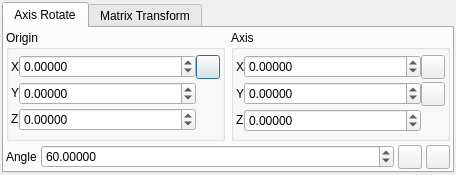
Above: src/gui/transform.ui from trisyoungs/aten before the change. Below: the same form after it.
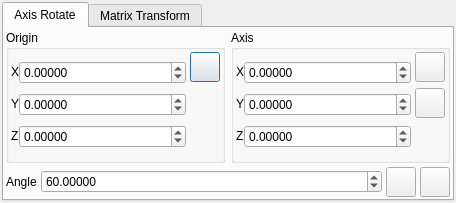
That is the form after the change. The open tabs and pages were chosen to show the change. Icons and pictures are not drawn.

```diff
--- a/src/gui/transform.ui
+++ b/src/gui/transform.ui
@@ -5,8 +5,8 @@
    <rect>
     <x>0</x>
     <y>0</y>
-    <width>294</width>
-    <height>175</height>
+    <width>360</width>
+    <height>203</height>
    </rect>
   </property>
   <property name="windowTitle" >
@@ -182,7 +182,17 @@
                 </property>
                </widget>
               </item>
-              <item row="0" column="2" >
+             </layout>
+            </item>
+            <item>
+             <layout class="QVBoxLayout" >
+              <property name="margin" >
+               <number>0</number>
+              </property>
+              <property name="spacing" >
+               <number>6</number>
+              </property>
+              <item>
                <widget class="QPushButton" name="RotateDefineOriginButton" >
                 <property name="sizePolicy" >
                  <sizepolicy>
@@ -194,14 +204,14 @@
                 </property>
                 <property name="minimumSize" >
                  <size>
-                  <width>24</width>
-                  <height>24</height>
+                  <width>30</width>
+                  <height>30</height>
                  </size>
                 </property>
                 <property name="maximumSize" >
                  <size>
-                  <width>24</width>
-                  <height>24</height>
+                  <width>30</width>
+                  <height>30</height>
                  </size>
                 </property>
                 <property name="toolTip" >
@@ -215,12 +225,25 @@
                 </property>
                 <property name="iconSize" >
                  <size>
-                  <width>20</width>
-                  <height>20</height>
+                  <width>24</width>
+                  <height>24</height>
                  </size>
                 </property>
                </widget>
               </item>
+              <item>
+               <spacer>
+                <property name="orientation" >
+                 <enum>Qt::Vertical</enum>
+                </property>
+                <property name="sizeHint" >
+                 <size>
+                  <width>20</width>
+                  <height>40</height>
+                 </size>
+                </property>
+               </spacer>
+              </item>
              </layout>
             </item>
            </layout>
@@ -365,7 +388,17 @@
                 </property>
                </widget>
               </item>
-              <item row="0" column="2" >
+             </layout>
+            </item>
+            <item>
+             <layout class="QVBoxLayout" >
+              <property name="margin" >
+               <number>0</number>
+              </property>
+              <property name="spacing" >
+               <number>6</number>
+              </property>
+              <item>
                <widget class="QPushButton" name="RotateDefineAxisButton" >
                 <property name="sizePolicy" >
                  <sizepolicy>
@@ -377,14 +410,14 @@
                 </property>
                 <property name="minimumSize" >
                  <size>
-                  <width>24</width>
-                  <height>24</height>
+                  <width>30</width>
+                  <height>30</height>
                  </size>
                 </property>
                 <property name="maximumSize" >
                  <size>
-                  <width>24</width>
-                  <height>24</height>
+                  <width>30</width>
+                  <height>30</height>
                  </size>
                 </property>
                 <property name="toolTip" >
@@ -398,24 +431,24 @@
                 </property>
                 <property name="iconSize" >
                  <size>
-                  <width>20</width>
-                  <height>20</height>
+                  <width>24</width>
+                  <height>24</height>
                  </size>
                 </property>
                </widget>
               </item>
-              <item row="1" column="2" >
+              <item>
                <widget class="QPushButton" name="RotatePickAxisButton" >
                 <property name="minimumSize" >
                  <size>
-                  <width>24</width>
-                  <height>24</height>
+                  <width>30</width>
+                  <height>30</height>
                  </size>
                 </property>
                 <property name="maximumSize" >
                  <size>
-                  <width>24</width>
-                  <height>24</height>
+                  <width>30</width>
+                  <height>30</height>
                  </size>
                 </property>
                 <property name="toolTip" >
@@ -429,8 +462,8 @@
                 </property>
                 <property name="iconSize" >
                  <size>
-                  <width>20</width>
-                  <height>20</height>
+                  <width>24</width>
+                  <height>24</height>
                  </size>
                 </property>
                 <property name="checkable" >
@@ -438,6 +471,19 @@
                 </property>
                </widget>
               </item>
+              <item>
+               <spacer>
+                <property name="orientation" >
+                 <enum>Qt::Vertical</enum>
+                </property>
+                <property name="sizeHint" >
+                 <size>
+                  <width>20</width>
+                  <height>40</height>
+                 </size>
+                </property>
+               </spacer>
+              </item>
              </layout>
             </item>
            </layout>
@@ -499,14 +545,14 @@
            </property>
            <property name="minimumSize" >
             <size>
-             <width>24</width>
-             <height>24</height>
+             <width>30</width>
+             <height>30</height>
             </size>
            </property>
            <property name="maximumSize" >
             <size>
-             <width>24</width>
-             <height>24</height>
+             <width>30</width>
+             <height>30</height>
             </size>
            </property>
            <property name="toolTip" >
@@ -520,8 +566,8 @@
            </property>
            <property name="iconSize" >
             <size>
-             <width>20</width>
-             <height>20</height>
+             <width>24</width>
+             <height>24</height>
             </size>
            </property>
            <property name="checkable" >
@@ -541,14 +587,14 @@
            </property>
            <property name="minimumSize" >
             <size>
-             <width>24</width>
-             <height>24</height>
+             <width>30</width>
+             <height>30</height>
             </size>
            </property>
            <property name="maximumSize" >
             <size>
-             <width>24</width>
-             <height>24</height>
+             <width>30</width>
+             <height>30</height>
             </size>
            </property>
            <property name="toolTip" >
@@ -562,8 +608,8 @@
            </property>
            <property name="iconSize" >
             <size>
-             <width>20</width>
-             <height>20</height>
+             <width>24</width>
+             <height>24</height>
             </size>
            </property>
            <property name="checkable" >
```
Left out of the diff: 96 changed lines with no effect on the pictures.
